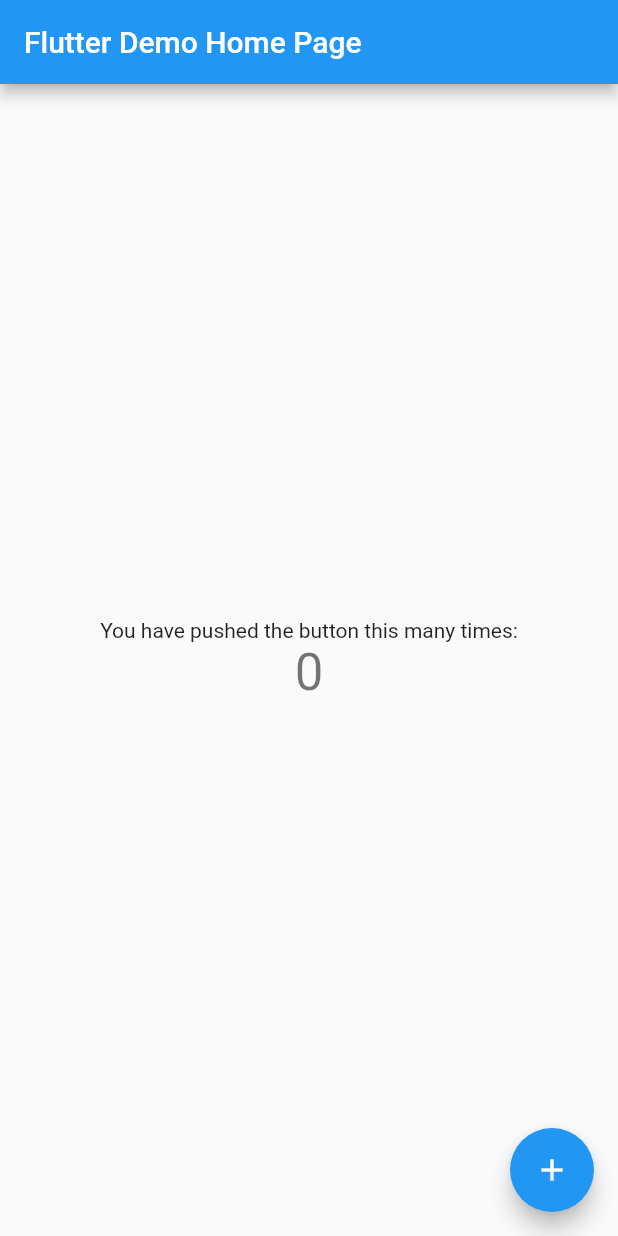
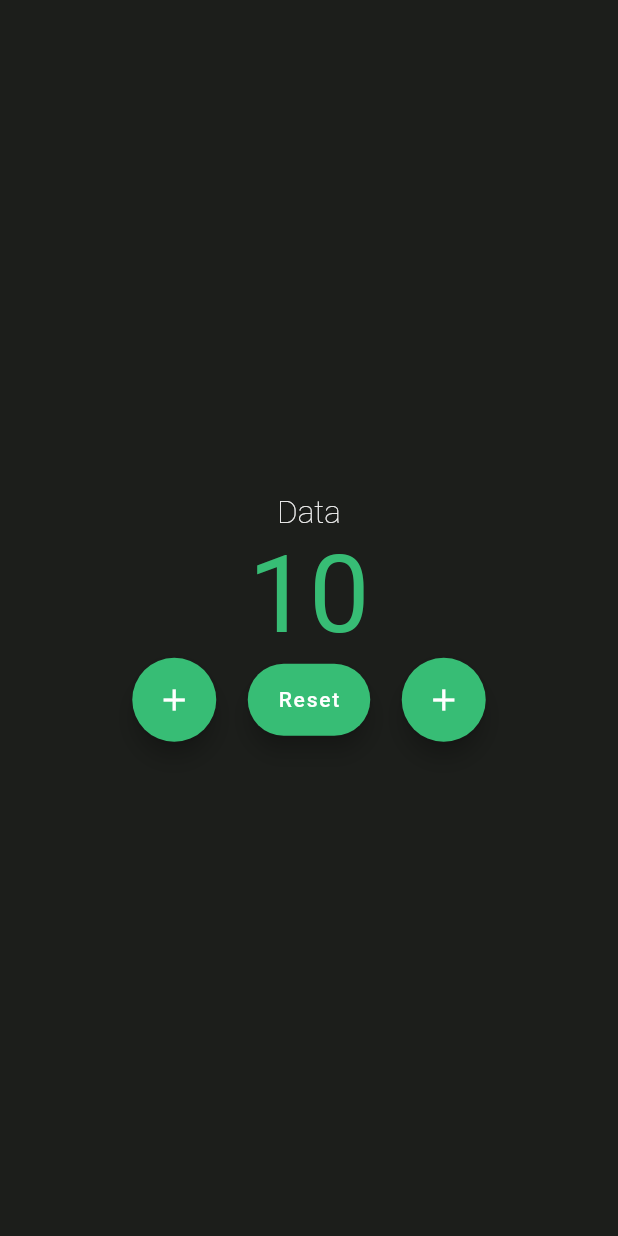
Before and after one commit to devilb2103/GDSC_Flutter_Workshop_2023_SC, a Flutter app: the screen it shows after launch, on a phone screen of 412 x 824 dp. Run offline on Flutter 3.47's test engine with Material 2 defaults, Android fonts, the light colour scheme and no system bars.

Commit message:
Adding UI Layout, elements and colors

```diff
--- /dev/null
+++ b/lib/constants.dart
@@ -0,0 +1,5 @@
+import 'package:flutter/material.dart';
+
+Color themeColor = const Color.fromARGB(255, 55, 189, 117);
+Color backgroundColor = const Color.fromARGB(255, 28, 30, 27);
+Color textColor = const Color.fromARGB(255, 245, 245, 245);
--- /dev/null
+++ b/lib/home_page.dart
@@ -0,0 +1,61 @@
+import 'package:flutter/material.dart';
+import 'package:flutter/src/widgets/framework.dart';
+import 'package:flutter/src/widgets/placeholder.dart';
+import 'package:planned_app/constants.dart';
+
+class HomePage extends StatelessWidget {
+  const HomePage({super.key});
+
+  @override
+  Widget build(BuildContext context) {
+    return Scaffold(
+      body: Container(
+          color: backgroundColor,
+          width: double.maxFinite,
+          child: Column(
+            mainAxisAlignment: MainAxisAlignment.center,
+            children: [
+              Text(
+                "Data",
+                style: TextStyle(
+                    color: textColor,
+                    fontSize: 21,
+                    fontWeight: FontWeight.w200),
+              ),
+              Text(
+                "10",
+                style: TextStyle(
+                    color: themeColor,
+                    fontSize: 72,
+                    fontWeight: FontWeight.w400),
+              ),
+              Row(
+                mainAxisAlignment: MainAxisAlignment.center,
+                children: [
+                  FloatingActionButton(
+                    backgroundColor: themeColor,
+                    onPressed: () {},
+                    child: Icon(Icons.add),
+                  ),
+                  SizedBox(
+                    width: 21,
+                  ),
+                  FloatingActionButton.extended(
+                      backgroundColor: themeColor,
+                      onPressed: () {},
+                      label: Text("Reset")),
+                  SizedBox(
+                    width: 21,
+                  ),
+                  FloatingActionButton(
+                    backgroundColor: themeColor,
+                    onPressed: () {},
+                    child: Icon(Icons.add),
+                  ),
+                ],
+              )
+            ],
+          )),
+    );
+  }
+}
--- a/lib/main.dart
+++ b/lib/main.dart
@@ -1,4 +1,5 @@
 import 'package:flutter/material.dart';
+import 'package:planned_app/home_page.dart';
 
 void main() {
   runApp(const MyApp());
@@ -11,105 +12,8 @@
   @override
   Widget build(BuildContext context) {
     return MaterialApp(
-      title: 'Flutter Demo',
-      theme: ThemeData(
-        // This is the theme of your application.
-        //
-        // Try running your application with "flutter run". You'll see the
-        // application has a blue toolbar. Then, without quitting the app, try
-        // changing the primarySwatch below to Colors.green and then invoke
-        // "hot reload" (press "r" in the console where you ran "flutter run",
-        // or simply save your changes to "hot reload" in a Flutter IDE).
-        // Notice that the counter didn't reset back to zero; the application
-        // is not restarted.
-        primarySwatch: Colors.blue,
-      ),
-      home: const MyHomePage(title: 'Flutter Demo Home Page'),
+      debugShowCheckedModeBanner: false,
+      home: HomePage(),
     );
   }
 }
-
-class MyHomePage extends StatefulWidget {
-  const MyHomePage({super.key, required this.title});
-
-  // This widget is the home page of your application. It is stateful, meaning
-  // that it has a State object (defined below) that contains fields that affect
-  // how it looks.
-
-  // This class is the configuration for the state. It holds the values (in this
-  // case the title) provided by the parent (in this case the App widget) and
-  // used by the build method of the State. Fields in a Widget subclass are
-  // always marked "final".
-
-  final String title;
-
-  @override
-  State<MyHomePage> createState() => _MyHomePageState();
-}
-
-class _MyHomePageState extends State<MyHomePage> {
-  int _counter = 0;
-
-  void _incrementCounter() {
-    setState(() {
-      // This call to setState tells the Flutter framework that something has
-      // changed in this State, which causes it to rerun the build method below
-      // so that the display can reflect the updated values. If we changed
-      // _counter without calling setState(), then the build method would not be
-      // called again, and so nothing would appear to happen.
-      _counter++;
-    });
-  }
-
-  @override
-  Widget build(BuildContext context) {
-    // This method is rerun every time setState is called, for instance as done
-    // by the _incrementCounter method above.
-    //
-    // The Flutter framework has been optimized to make rerunning build methods
-    // fast, so that you can just rebuild anything that needs updating rather
-    // than having to individually change instances of widgets.
-    return Scaffold(
-      appBar: AppBar(
-        // Here we take the value from the MyHomePage object that was created by
-        // the App.build method, and use it to set our appbar title.
-        title: Text(widget.title),
-      ),
-      body: Center(
-        // Center is a layout widget. It takes a single child and positions it
-        // in the middle of the parent.
-        child: Column(
-          // Column is also a layout widget. It takes a list of children and
-          // arranges them vertically. By default, it sizes itself to fit its
-          // children horizontally, and tries to be as tall as its parent.
-          //
-          // Invoke "debug painting" (press "p" in the console, choose the
-          // "Toggle Debug Paint" action from the Flutter Inspector in Android
-          // Studio, or the "Toggle Debug Paint" command in Visual Studio Code)
-          // to see the wireframe for each widget.
-          //
-          // Column has various properties to control how it sizes itself and
-          // how it positions its children. Here we use mainAxisAlignment to
-          // center the children vertically; the main axis here is the vertical
-          // axis because Columns are vertical (the cross axis would be
-          // horizontal).
-          mainAxisAlignment: MainAxisAlignment.center,
-          children: <Widget>[
-            const Text(
-              'You have pushed the button this many times:',
-            ),
-            Text(
-              '$_counter',
-              style: Theme.of(context).textTheme.headlineMedium,
-            ),
-          ],
-        ),
-      ),
-      floatingActionButton: FloatingActionButton(
-        onPressed: _incrementCounter,
-        tooltip: 'Increment',
-        child: const Icon(Icons.add),
-      ), // This trailing comma makes auto-formatting nicer for build methods.
-    );
-  }
-}
```
